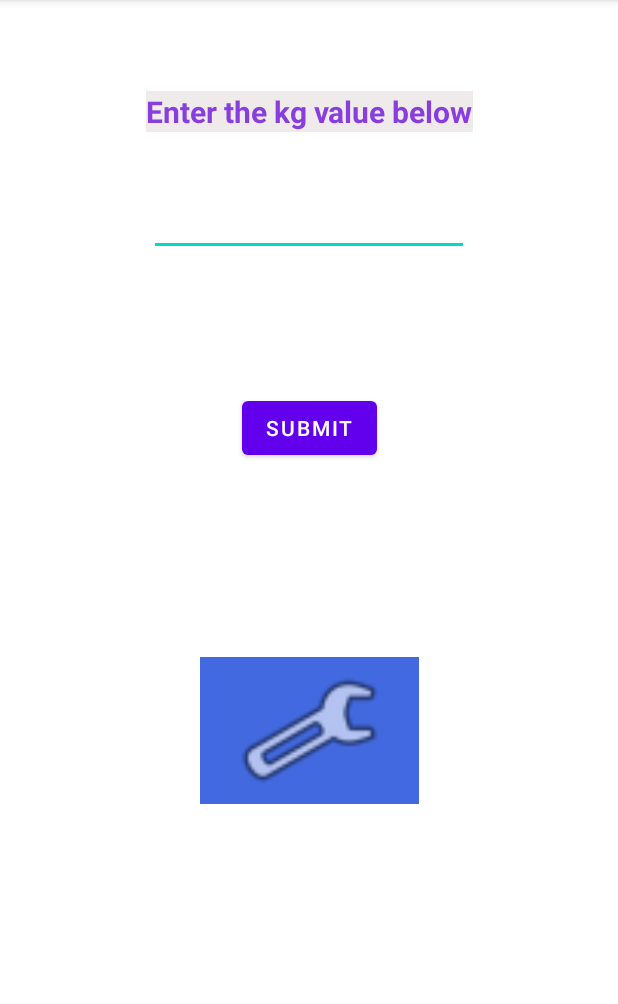
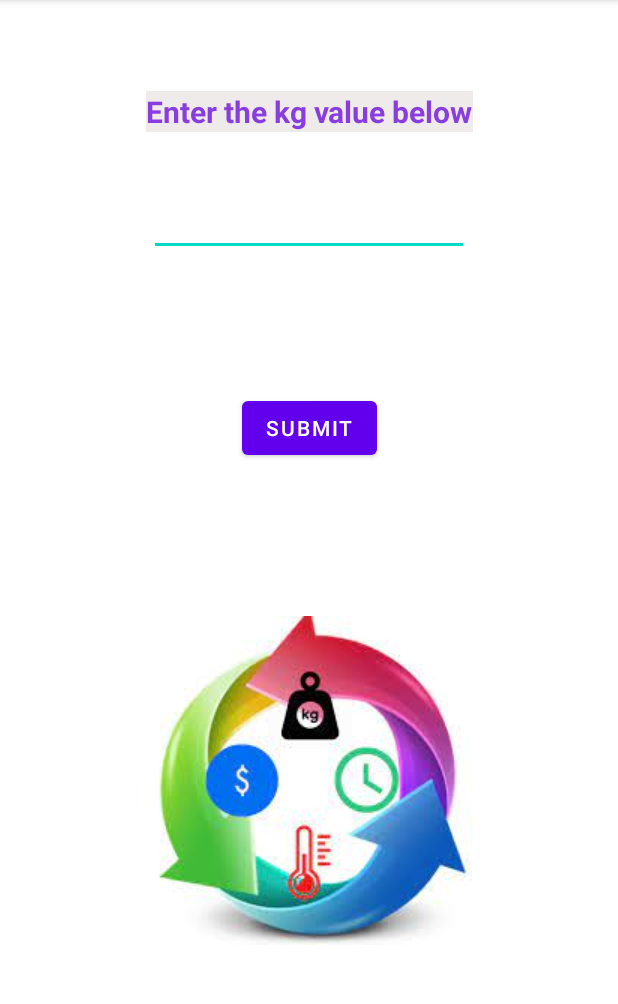
Before and after one commit to shubhamsingh0786/Unconapp, an Android app: the screen it shows after launch (MainActivity), on a phone screen of 412 x 824 dp, the part 84-1088 px from its top. Run offline under Robolectric (Android 15) with nearby library versions, the phone set to English and light mode, and no system bars.

Commit message:
Final Commit

```diff
--- a/app/src/main/res/layout/activity_main.xml
+++ b/app/src/main/res/layout/activity_main.xml
@@ -64,18 +64,17 @@
         app:layout_constraintVertical_bias="0.612" />
 
     <ImageView
-        android:id="@+id/imageView2"
-        android:layout_width="146dp"
-        android:layout_height="98dp"
-        android:background="#4269DF"
-        android:hapticFeedbackEnabled="true"
+        android:id="@+id/imageView"
+        android:layout_width="wrap_content"
+        android:layout_height="wrap_content"
+        android:layout_marginTop="124dp"
         app:layout_constraintBottom_toBottomOf="parent"
         app:layout_constraintEnd_toEndOf="parent"
-        app:layout_constraintHorizontal_bias="0.5"
+        app:layout_constraintHorizontal_bias="0.497"
         app:layout_constraintStart_toStartOf="parent"
-        app:layout_constraintTop_toBottomOf="@+id/button3"
-        app:layout_constraintVertical_bias="0.356"
-        app:srcCompat="@android:drawable/ic_menu_preferences" />
+        app:layout_constraintTop_toBottomOf="@+id/textView5"
+        app:layout_constraintVertical_bias="0.226"
+        app:srcCompat="@drawable/unit" />
 
 
 </androidx.constraintlayout.widget.ConstraintLayout>
```
Also changed, not shown: app/src/main/res/drawable/unit.png (added).
